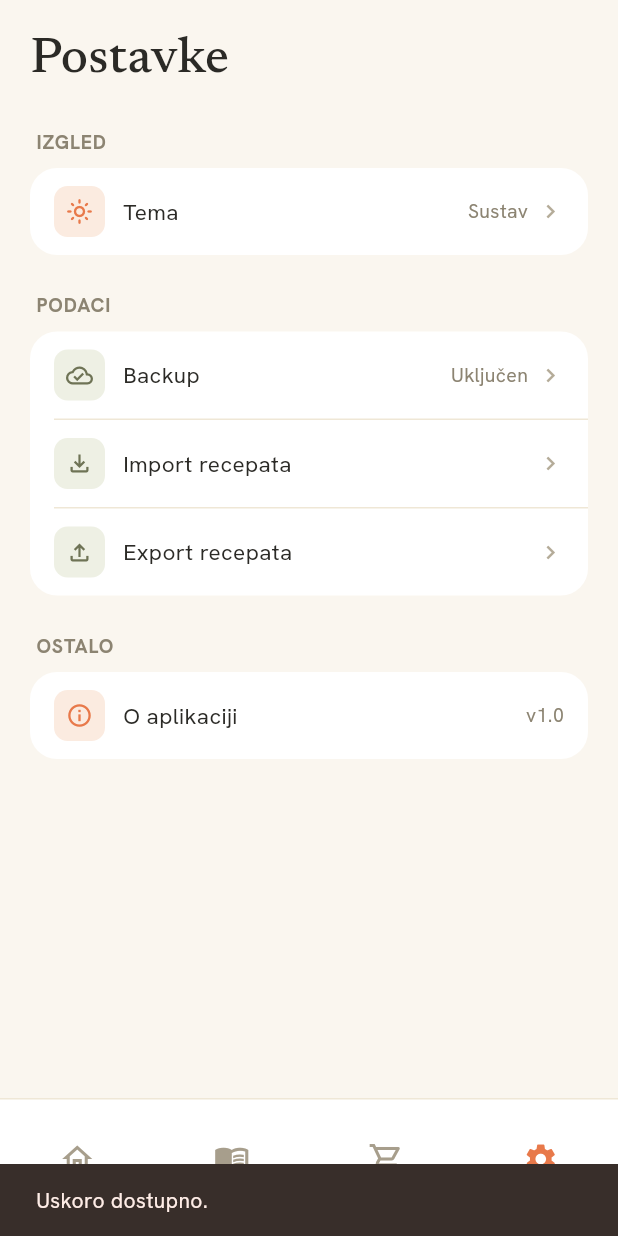
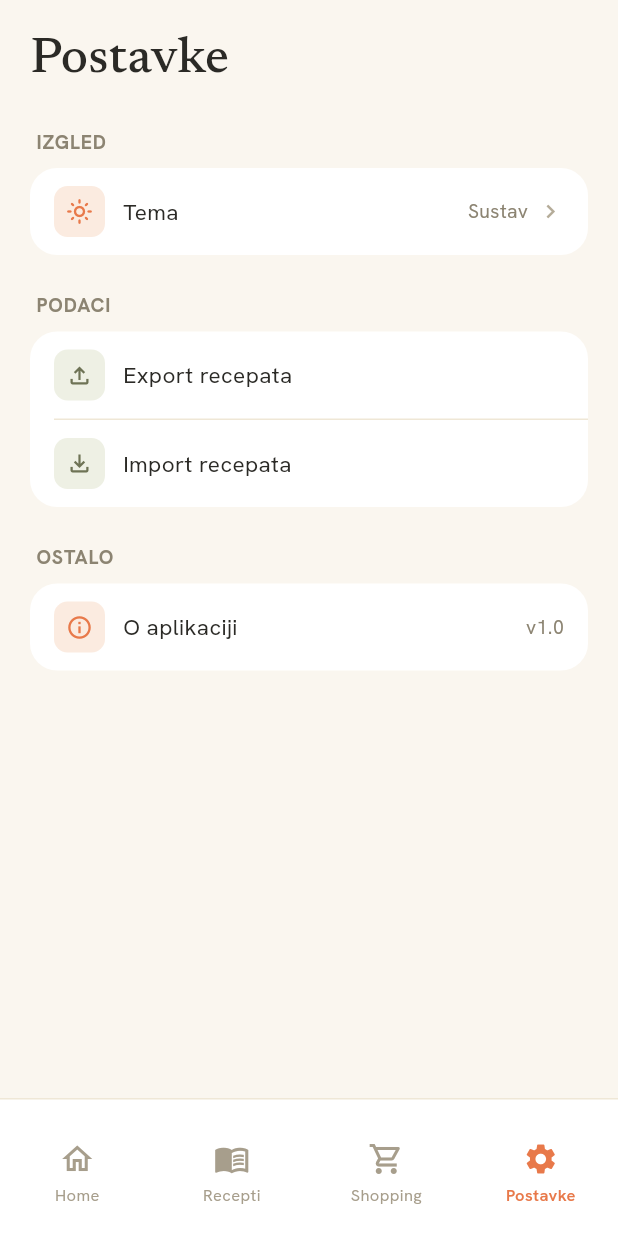
Before and after one commit to vbrozo/recepie-book, a Flutter app: the SettingsScreen screen opened by its route, after a tap on "Import recepata", on a phone screen of 412 x 824 dp. Run offline on Flutter 3.47's test engine with Material 3 defaults, Android fonts, the phone set to English and light mode, and no system bars; our stand-ins replace file_picker, flutter_riverpod, go_router, google_fonts, image_picker, shared_preferences and 4 more; missing offline and left inert: dart:js_interop; accounts and stored records are empty.

Commit message:
Add backup export/import (recipes, tags, images, shopping list)
Settings → Export recepata bundles the whole collection into a single
.zip: recipes with their ingredients/steps/images, tags (matched by
name on import, not id), and the shopping list. Recipe versions are
deliberately excluded — bounded/disposable history, not primary
content. Triggers a real browser download on web (Blob + anchor via
package:web/js_interop) and file_picker's native save dialog
elsewhere.

Settings → Import recepata reads such a .zip back and inserts
everything as brand-new rows (fresh UUIDs for recipes/ingredients/
steps/images; tags merge by name via getOrCreateTag) — it never
overwrites what's already in the app, same "never silently overwrite"
rule recipe editing already follows. A missing/corrupt image inside
the archive is skipped rather than failing the whole import.

Removed the "Backup: Uključen" settings row — it implied an automatic
backup that doesn't exist and never did anything when tapped.

ImageStorageService gained saveImageBytes()/readImageBytes() (raw-byte
variants of the existing XFile-based saveImage(), used by the backup
service to pull image bytes into the zip and write them back out on
import) — saveImage() itself now just delegates to saveImageBytes().

Verified via flutter analyze (clean) and a real headless-browser smoke
test of the export path (Settings → Export recepata → actual browser
download event → valid zip with the expected data.json). Could not
verify the import file-picker dialog the same way — Chromium's
file-input click() didn't fire a filechooser event under CDP-simulated
clicks in this sandbox, most likely a headless-automation quirk around
transient user activation rather than an app bug, since it's the
standard file_picker usage pattern and the structurally similar export
download worked fine in the same test. Added repository-style tests in
test/core/backup_service_test.dart for the import/export logic itself
(round-trip, tag merging, shopping-list merging, malformed-file
rejection) — could not execute them in this sandbox (flutter test
fails on an unrelated pre-existing sqlite3 native-asset download
issue, see README's Poznata ograničenja), so treat them as unverified
until run somewhere flutter test works.

Co-Authored-By: Claude Sonnet 5 <noreply@anthropic.com>
Claude-Session: https://claude.ai/code/session_01NJ1z9goajoV14MxXP4d5CR

```diff
--- a/lib/features/settings/settings_screen.dart
+++ b/lib/features/settings/settings_screen.dart
@@ -1,10 +1,21 @@
+import 'dart:io';
+import 'dart:typed_data';
+
+import 'package:file_picker/file_picker.dart';
+import 'package:flutter/foundation.dart' show kIsWeb;
 import 'package:flutter/material.dart';
 import 'package:flutter_riverpod/flutter_riverpod.dart';
 
+import '../../core/backup/backup_service.dart';
+import '../../core/backup/browser_download.dart';
 import '../../design/app_colors.dart';
 import '../../design/app_spacing.dart';
 import '../../design/app_typography.dart';
 import '../../design/components/app_bottom_sheet.dart';
+import '../../providers/backup_service_provider.dart';
+import '../../providers/recipe_list_provider.dart';
+import '../../providers/shopping_list_provider.dart';
+import '../../providers/tag_list_provider.dart';
 import '../../providers/theme_mode_provider.dart';
 import 'widgets/settings_row.dart';
 
@@ -14,9 +25,7 @@ const _themeOptions = [
   (mode: ThemeMode.dark, label: 'Tamna', icon: Icons.dark_mode_outlined),
 ];
 
-/// App-level settings — the only non-recipe-content screen. Backup/
-/// Import/Export rows are presentational only (per product decision) —
-/// there is no import/export implementation behind them yet.
+/// App-level settings — the only non-recipe-content screen.
 class SettingsScreen extends ConsumerWidget {
   const SettingsScreen({super.key});
 
@@ -51,26 +60,20 @@ class SettingsScreen extends ConsumerWidget {
               header: 'PODACI',
               rows: [
                 SettingsRow(
-                  icon: Icons.cloud_done_outlined,
+                  icon: Icons.file_upload_outlined,
                   iconBackground: context.colors.oliveSoft,
                   iconColor: context.colors.olive,
-                  label: 'Backup',
-                  trailingText: 'Uključen',
-                  onTap: () => _comingSoon(context),
+                  label: 'Export recepata',
+                  showChevron: false,
+                  onTap: () => _exportRecipes(context, ref),
                 ),
                 SettingsRow(
                   icon: Icons.file_download_outlined,
                   iconBackground: context.colors.oliveSoft,
                   iconColor: context.colors.olive,
                   label: 'Import recepata',
-                  onTap: () => _comingSoon(context),
-                ),
-                SettingsRow(
-                  icon: Icons.file_upload_outlined,
-                  iconBackground: context.colors.oliveSoft,
-                  iconColor: context.colors.olive,
-                  label: 'Export recepata',
-                  onTap: () => _comingSoon(context),
+                  showChevron: false,
+                  onTap: () => _importRecipes(context, ref),
                 ),
               ],
             ),
@@ -133,6 +136,127 @@ class SettingsScreen extends ConsumerWidget {
     );
   }
 
+  /// Builds the whole recipe collection (+ tags, images, shopping list) into
+  /// a single `.zip` and hands it to the user — a browser download on web,
+  /// a native save dialog otherwise. See [BackupService] for the format.
+  Future<void> _exportRecipes(BuildContext context, WidgetRef ref) async {
+    _showLoadingDialog(context, 'Izvoz recepata…');
+    try {
+      final bytes = await ref.read(backupServiceProvider).exportToZipBytes();
+      final fileName = 'kuharica-backup-${_dateStamp(DateTime.now())}.zip';
+
+      if (kIsWeb) {
+        triggerBrowserDownload(bytes, fileName);
+      } else {
+        await FilePicker.platform.saveFile(fileName: fileName, bytes: bytes);
+      }
+
+      if (!context.mounted) return;
+      Navigator.of(context, rootNavigator: true).pop();
+      ScaffoldMessenger.of(context).showSnackBar(
+        SnackBar(content: Text('Backup spremljen ($fileName).')),
+      );
+    } catch (error) {
+      if (!context.mounted) return;
+      Navigator.of(context, rootNavigator: true).pop();
+      ScaffoldMessenger.of(context).showSnackBar(
+        SnackBar(content: Text('Izvoz nije uspio: $error')),
+      );
+    }
+  }
+
+  /// Lets the user pick a `.zip` backup file and restores everything in it
+  /// as new recipes/tags/shopping items — never overwrites what's already
+  /// in the app (see [BackupService] doc comment).
+  Future<void> _importRecipes(BuildContext context, WidgetRef ref) async {
+    final FilePickerResult? picked;
+    try {
+      picked = await FilePicker.platform.pickFiles(
+        type: FileType.custom,
+        allowedExtensions: ['zip'],
+        withData: true,
+      );
+    } catch (error) {
+      if (!context.mounted) return;
+      ScaffoldMessenger.of(context).showSnackBar(
+        SnackBar(content: Text('Odabir datoteke nije uspio: $error')),
+      );
+      return;
+    }
+    if (picked == null || picked.files.isEmpty) return; // user cancelled
+
+    final pickedFile = picked.files.single;
+    Uint8List? bytes = pickedFile.bytes;
+    if (bytes == null && pickedFile.path != null) {
+      bytes = await File(pickedFile.path!).readAsBytes();
+    }
+    if (bytes == null) {
+      if (!context.mounted) return;
+      ScaffoldMessenger.of(context).showSnackBar(
+        const SnackBar(content: Text('Odabrana datoteka nije čitljiva.')),
+      );
+      return;
+    }
+
+    if (!context.mounted) return;
+    _showLoadingDialog(context, 'Uvoz recepata…');
+    try {
+      final result = await ref.read(backupServiceProvider).importFromZipBytes(bytes);
+
+      // Every repository the import touched needs its provider state
+      // refreshed — nothing in the app currently listens for DB writes
+      // that didn't go through the notifier that owns that state.
+      await ref.read(recipeListProvider.notifier).loadRecipes();
+      await ref.read(tagListProvider.notifier).loadTags();
+      await ref.read(shoppingListProvider.notifier).loadItems();
+
+      if (!context.mounted) return;
+      Navigator.of(context, rootNavigator: true).pop();
+      ScaffoldMessenger.of(context).showSnackBar(
+        SnackBar(
+          content: Text(
+            'Uvezeno ${result.recipeCount} ${result.recipeCount == 1 ? 'recept' : 'recepata'}'
+            '${result.shoppingItemCount > 0 ? ' i ${result.shoppingItemCount} stavki liste' : ''}.',
+          ),
+        ),
+      );
+    } on BackupFormatException catch (error) {
+      if (!context.mounted) return;
+      Navigator.of(context, rootNavigator: true).pop();
+      ScaffoldMessenger.of(context).showSnackBar(SnackBar(content: Text(error.message)));
+    } catch (error) {
+      if (!context.mounted) return;
+      Navigator.of(context, rootNavigator: true).pop();
+      ScaffoldMessenger.of(context).showSnackBar(
+        SnackBar(content: Text('Uvoz nije uspio: $error')),
+      );
+    }
+  }
+
+  void _showLoadingDialog(BuildContext context, String message) {
+    showDialog<void>(
+      context: context,
+      barrierDismissible: false,
+      builder: (context) => PopScope(
+        canPop: false,
+        child: AlertDialog(
+          content: Row(
+            children: [
+              const SizedBox(width: 20, height: 20, child: CircularProgressIndicator(strokeWidth: 2.5)),
+              const SizedBox(width: 20),
+              Expanded(child: Text(message, style: context.typography.sans(fontSize: 14))),
+            ],
+          ),
+        ),
+      ),
+    );
+  }
+
+  String _dateStamp(DateTime date) {
+    String two(int n) => n.toString().padLeft(2, '0');
+    return '${date.year}${two(date.month)}${two(date.day)}';
+  }
+
   void _comingSoon(BuildContext context) {
     ScaffoldMessenger.of(context).showSnackBar(const SnackBar(content: Text('Uskoro dostupno.')));
   }
--- a/pubspec.yaml
+++ b/pubspec.yaml
@@ -21,6 +21,9 @@ dependencies:
   wakelock_plus: ^1.2.8
   sqflite_common_ffi_web: ^1.1.2
   shared_preferences: ^2.3.2
+  archive: ^4.0.9
+  file_picker: ^8.1.2
+  web: ^1.1.1
 
 dev_dependencies:
   flutter_test:
```
Also changed, not shown: lib/core/backup/backup_service.dart (added, +264 -0 lines), lib/core/backup/browser_download.dart (added, +25 -0 lines), lib/core/storage/image_storage_service.dart (+36 -4 lines), lib/providers/backup_service_provider.dart (added, +16 -0 lines), pubspec.lock, 2 other files.
